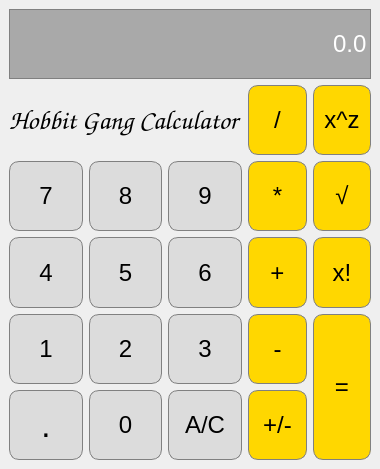
The window that src/Calculator.ui (MichalVisnovsky/Hobbit-Gang-IVS) describes before a commit, drawn with Qt 5.
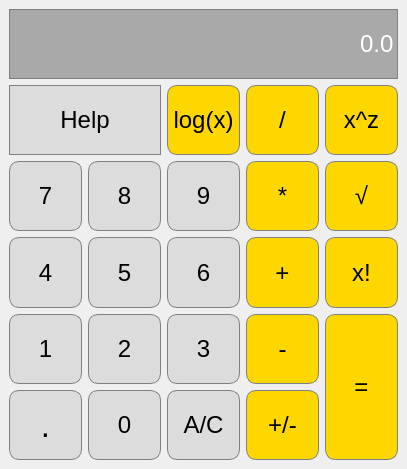
The same window after the commit.

Commit message: Added help and Log(x) buttons

```diff
--- a/src/Calculator.ui
+++ b/src/Calculator.ui
@@ -6,7 +6,7 @@
    <rect>
     <x>0</x>
     <y>0</y>
-    <width>380</width>
+    <width>407</width>
     <height>469</height>
    </rect>
   </property>
@@ -30,8 +30,8 @@
     </font>
    </property>
    <layout class="QGridLayout" name="gridLayout">
-    <item row="0" column="1" colspan="5">
-     <widget class="QLineEdit" name="Display">
+    <item row="6" column="5" rowspan="2">
+     <widget class="QPushButton" name="EqualsButton">
       <property name="sizePolicy">
        <sizepolicy hsizetype="Preferred" vsizetype="Expanding">
         <horstretch>0</horstretch>
@@ -46,22 +46,35 @@
         <bold>false</bold>
        </font>
       </property>
+      <property name="autoFillBackground">
+       <bool>false</bool>
+      </property>
       <property name="styleSheet">
-       <string notr="true">QLineEdit{
-	background-color: #A9A9A9;
+       <string notr="true">QPushButton{
+	background-color: #ffd700;
 	border: 1px solid gray;
-	color: #ffffff;
+	padding:5px;
+	border-radius: 10px;
+}
+QPushButton:hover{
+	background-color: orange;
+	border: 1px solid gray;
+	padding:5px;
+	border-radius: 10px;
+}
+QPushButton:pressed{
+	background-color: #ff7e00;
+	border: 1px solid gray;
+	padding:5px;
+	border-radius: 10px;
 }</string>
       </property>
       <property name="text">
-       <string>0.0</string>
-      </property>
-      <property name="alignment">
-       <set>Qt::AlignRight|Qt::AlignTrailing|Qt::AlignVCenter</set>
+       <string>=</string>
       </property>
      </widget>
     </item>
-    <item row="5" column="2">
+    <item row="6" column="2">
      <widget class="QPushButton" name="NumButton2">
       <property name="sizePolicy">
        <sizepolicy hsizetype="Preferred" vsizetype="Expanding">
@@ -71,6 +84,7 @@
       </property>
       <property name="font">
        <font>
+        <family>Arial</family>
         <pointsize>18</pointsize>
         <weight>50</weight>
         <bold>false</bold>
@@ -104,8 +118,8 @@
       </property>
      </widget>
     </item>
-    <item row="6" column="2">
-     <widget class="QPushButton" name="NumButton0">
+    <item row="7" column="4">
+     <widget class="QPushButton" name="ChangeSignButton">
       <property name="sizePolicy">
        <sizepolicy hsizetype="Preferred" vsizetype="Expanding">
         <horstretch>0</horstretch>
@@ -114,6 +128,7 @@
       </property>
       <property name="font">
        <font>
+        <family>Arial</family>
         <pointsize>18</pointsize>
         <weight>50</weight>
         <bold>false</bold>
@@ -124,45 +139,31 @@
       </property>
       <property name="styleSheet">
        <string notr="true">QPushButton{
-	background-color: #DCDCDC;
+	background-color: #ffd700;
 	border: 1px solid gray;
 	padding:5px;
 	border-radius: 10px;
 }
 QPushButton:hover{
-	background-color: #C0C0C0;
+	background-color: orange;
 	border: 1px solid gray;
 	padding:5px;
 	border-radius: 10px;
 }
 QPushButton:pressed{
-	background-color: #A9A9A9;
+	background-color: #ff7e00;
 	border: 1px solid gray;
 	padding:5px;
 	border-radius: 10px;
 }</string>
       </property>
       <property name="text">
-       <string>0</string>
+       <string>+/-</string>
       </property>
      </widget>
     </item>
-    <item row="1" column="1" colspan="3">
-     <widget class="QLabel" name="label">
-      <property name="font">
-       <font>
-        <family>Comic Sans MS</family>
-        <pointsize>20</pointsize>
-        <strikeout>false</strikeout>
-       </font>
-      </property>
-      <property name="text">
-       <string>Hobbit Gang Calculator</string>
-      </property>
-     </widget>
-    </item>
-    <item row="2" column="4">
-     <widget class="QPushButton" name="MulButton">
+    <item row="4" column="5">
+     <widget class="QPushButton" name="FactButton">
       <property name="sizePolicy">
        <sizepolicy hsizetype="Preferred" vsizetype="Expanding">
         <horstretch>0</horstretch>
@@ -171,6 +172,7 @@
       </property>
       <property name="font">
        <font>
+        <family>Arial</family>
         <pointsize>18</pointsize>
         <weight>50</weight>
         <bold>false</bold>
@@ -200,54 +202,11 @@
 }</string>
       </property>
       <property name="text">
-       <string>*</string>
+       <string>x!</string>
       </property>
      </widget>
     </item>
     <item row="6" column="1">
-     <widget class="QPushButton" name="pointButton">
-      <property name="sizePolicy">
-       <sizepolicy hsizetype="Preferred" vsizetype="Expanding">
-        <horstretch>0</horstretch>
-        <verstretch>0</verstretch>
-       </sizepolicy>
-      </property>
-      <property name="font">
-       <font>
-        <pointsize>25</pointsize>
-        <weight>50</weight>
-        <bold>false</bold>
-       </font>
-      </property>
-      <property name="autoFillBackground">
-       <bool>false</bool>
-      </property>
-      <property name="styleSheet">
-       <string notr="true">QPushButton{
-	background-color: #DCDCDC;
-	border: 1px solid gray;
-	padding:5px;
-	border-radius: 10px;
-}
-QPushButton:hover{
-	background-color: #C0C0C0;
-	border: 1px solid gray;
-	padding:5px;
-	border-radius: 10px;
-}
-QPushButton:pressed{
-	background-color: #A9A9A9;
-	border: 1px solid gray;
-	padding:5px;
-	border-radius: 10px;
-}</string>
-      </property>
-      <property name="text">
-       <string>.</string>
-      </property>
-     </widget>
-    </item>
-    <item row="5" column="1">
      <widget class="QPushButton" name="NumButton1">
       <property name="sizePolicy">
        <sizepolicy hsizetype="Preferred" vsizetype="Expanding">
@@ -257,6 +216,7 @@
       </property>
       <property name="font">
        <font>
+        <family>Arial</family>
         <pointsize>18</pointsize>
         <weight>50</weight>
         <bold>false</bold>
@@ -290,265 +250,7 @@
       </property>
      </widget>
     </item>
-    <item row="2" column="5">
-     <widget class="QPushButton" name="RootButton">
-      <property name="sizePolicy">
-       <sizepolicy hsizetype="Preferred" vsizetype="Expanding">
-        <horstretch>0</horstretch>
-        <verstretch>0</verstretch>
-       </sizepolicy>
-      </property>
-      <property name="font">
-       <font>
-        <pointsize>18</pointsize>
-        <weight>50</weight>
-        <bold>false</bold>
-       </font>
-      </property>
-      <property name="autoFillBackground">
-       <bool>false</bool>
-      </property>
-      <property name="styleSheet">
-       <string notr="true">QPushButton{
-	background-color: #ffd700;
-	border: 1px solid gray;
-	padding:5px;
-	border-radius: 10px;
-}
-QPushButton:hover{
-	background-color: orange;
-	border: 1px solid gray;
-	padding:5px;
-	border-radius: 10px;
-}
-QPushButton:pressed{
-	background-color: #ff7e00;
-	border: 1px solid gray;
-	padding:5px;
-	border-radius: 10px;
-}</string>
-      </property>
-      <property name="text">
-       <string>√</string>
-      </property>
-     </widget>
-    </item>
-    <item row="3" column="3">
-     <widget class="QPushButton" name="NumButton6">
-      <property name="sizePolicy">
-       <sizepolicy hsizetype="Preferred" vsizetype="Expanding">
-        <horstretch>0</horstretch>
-        <verstretch>0</verstretch>
-       </sizepolicy>
-      </property>
-      <property name="font">
-       <font>
-        <pointsize>18</pointsize>
-        <weight>50</weight>
-        <bold>false</bold>
-       </font>
-      </property>
-      <property name="autoFillBackground">
-       <bool>false</bool>
-      </property>
-      <property name="styleSheet">
-       <string notr="true">QPushButton{
-	background-color: #DCDCDC;
-	border: 1px solid gray;
-	padding:5px;
-	border-radius: 10px;
-}
-QPushButton:hover{
-	background-color: #C0C0C0;
-	border: 1px solid gray;
-	padding:5px;
-	border-radius: 10px;
-}
-QPushButton:pressed{
-	background-color: #A9A9A9;
-	border: 1px solid gray;
-	padding:5px;
-	border-radius: 10px;
-}</string>
-      </property>
-      <property name="text">
-       <string>6</string>
-      </property>
-     </widget>
-    </item>
-    <item row="3" column="4">
-     <widget class="QPushButton" name="AddButton">
-      <property name="sizePolicy">
-       <sizepolicy hsizetype="Preferred" vsizetype="Expanding">
-        <horstretch>0</horstretch>
-        <verstretch>0</verstretch>
-       </sizepolicy>
-      </property>
-      <property name="font">
-       <font>
-        <pointsize>18</pointsize>
-        <weight>50</weight>
-        <bold>false</bold>
-       </font>
-      </property>
-      <property name="autoFillBackground">
-       <bool>false</bool>
-      </property>
-      <property name="styleSheet">
-       <string notr="true">QPushButton{
-	background-color: #ffd700;
-	border: 1px solid gray;
-	padding:5px;
-	border-radius: 10px;
-}
-QPushButton:hover{
-	background-color: orange;
-	border: 1px solid gray;
-	padding:5px;
-	border-radius: 10px;
-}
-QPushButton:pressed{
-	background-color: #ff7e00;
-	border: 1px solid gray;
-	padding:5px;
-	border-radius: 10px;
-}</string>
-      </property>
-      <property name="text">
-       <string>+</string>
-      </property>
-     </widget>
-    </item>
     <item row="6" column="3">
-     <widget class="QPushButton" name="ClearButton">
-      <property name="sizePolicy">
-       <sizepolicy hsizetype="Preferred" vsizetype="Expanding">
-        <horstretch>0</horstretch>
-        <verstretch>0</verstretch>
-       </sizepolicy>
-      </property>
-      <property name="font">
-       <font>
-        <pointsize>18</pointsize>
-        <weight>50</weight>
-        <bold>false</bold>
-       </font>
-      </property>
-      <property name="autoFillBackground">
-       <bool>false</bool>
-      </property>
-      <property name="styleSheet">
-       <string notr="true">QPushButton{
-	background-color: #DCDCDC;
-	border: 1px solid gray;
-	padding:5px;
-	border-radius: 10px;
-}
-QPushButton:hover{
-	background-color: #C0C0C0;
-	border: 1px solid gray;
-	padding:5px;
-	border-radius: 10px;
-}
-QPushButton:pressed{
-	background-color: #A9A9A9;
-	border: 1px solid gray;
-	padding:5px;
-	border-radius: 10px;
-}</string>
-      </property>
-      <property name="text">
-       <string>A/C</string>
-      </property>
-     </widget>
-    </item>
-    <item row="2" column="3">
-     <widget class="QPushButton" name="NumButton9">
-      <property name="sizePolicy">
-       <sizepolicy hsizetype="Preferred" vsizetype="Expanding">
-        <horstretch>0</horstretch>
-        <verstretch>0</verstretch>
-       </sizepolicy>
-      </property>
-      <property name="font">
-       <font>
-        <pointsize>18</pointsize>
-        <weight>50</weight>
-        <bold>false</bold>
-       </font>
-      </property>
-      <property name="autoFillBackground">
-       <bool>false</bool>
-      </property>
-      <property name="styleSheet">
-       <string notr="true">QPushButton{
-	background-color: #DCDCDC;
-	border: 1px solid gray;
-	padding:5px;
-	border-radius: 10px;
-}
-QPushButton:hover{
-	background-color: #C0C0C0;
-	border: 1px solid gray;
-	padding:5px;
-	border-radius: 10px;
-}
-QPushButton:pressed{
-	background-color: #A9A9A9;
-	border: 1px solid gray;
-	padding:5px;
-	border-radius: 10px;
-}</string>
-      </property>
-      <property name="text">
-       <string>9</string>
-      </property>
-     </widget>
-    </item>
-    <item row="1" column="4">
-     <widget class="QPushButton" name="DivButton">
-      <property name="sizePolicy">
-       <sizepolicy hsizetype="Preferred" vsizetype="Expanding">
-        <horstretch>0</horstretch>
-        <verstretch>0</verstretch>
-       </sizepolicy>
-      </property>
-      <property name="font">
-       <font>
-        <pointsize>18</pointsize>
-        <weight>50</weight>
-        <bold>false</bold>
-       </font>
-      </property>
-      <property name="autoFillBackground">
-       <bool>false</bool>
-      </property>
-      <property name="styleSheet">
-       <string notr="true">QPushButton{
-	background-color: #ffd700;
-	border: 1px solid gray;
-	padding:5px;
-	border-radius: 10px;
-}
-QPushButton:hover{
-	background-color: orange;
-	border: 1px solid gray;
-	padding:5px;
-	border-radius: 10px;
-}
-QPushButton:pressed{
-	background-color: #ff7e00;
-	border: 1px solid gray;
-	padding:5px;
-	border-radius: 10px;
-}</string>
-      </property>
-      <property name="text">
-       <string>/</string>
-      </property>
-     </widget>
-    </item>
-    <item row="5" column="3">
      <widget class="QPushButton" name="NumButton3">
       <property name="sizePolicy">
        <sizepolicy hsizetype="Preferred" vsizetype="Expanding">
@@ -558,6 +260,7 @@
       </property>
       <property name="font">
        <font>
+        <family>Arial</family>
         <pointsize>18</pointsize>
         <weight>50</weight>
         <bold>false</bold>
@@ -591,8 +294,8 @@
       </property>
      </widget>
     </item>
-    <item row="5" column="5" rowspan="2">
-     <widget class="QPushButton" name="EqualsButton">
+    <item row="3" column="2">
+     <widget class="QPushButton" name="NumButton8">
       <property name="sizePolicy">
        <sizepolicy hsizetype="Preferred" vsizetype="Expanding">
         <horstretch>0</horstretch>
@@ -601,6 +304,7 @@
       </property>
       <property name="font">
        <font>
+        <family>Arial</family>
         <pointsize>18</pointsize>
         <weight>50</weight>
         <bold>false</bold>
@@ -611,31 +315,31 @@
       </property>
       <property name="styleSheet">
        <string notr="true">QPushButton{
-	background-color: #ffd700;
+	background-color: #DCDCDC;
 	border: 1px solid gray;
 	padding:5px;
 	border-radius: 10px;
 }
 QPushButton:hover{
-	background-color: orange;
+	background-color: #C0C0C0;
 	border: 1px solid gray;
 	padding:5px;
 	border-radius: 10px;
 }
 QPushButton:pressed{
-	background-color: #ff7e00;
+	background-color: #A9A9A9;
 	border: 1px solid gray;
 	padding:5px;
 	border-radius: 10px;
 }</string>
       </property>
       <property name="text">
-       <string>=</string>
+       <string>8</string>
       </property>
      </widget>
     </item>
-    <item row="6" column="4">
-     <widget class="QPushButton" name="ChangeSignButton">
+    <item row="3" column="3">
+     <widget class="QPushButton" name="NumButton9">
       <property name="sizePolicy">
        <sizepolicy hsizetype="Preferred" vsizetype="Expanding">
         <horstretch>0</horstretch>
@@ -644,6 +348,7 @@
       </property>
       <property name="font">
        <font>
+        <family>Arial</family>
         <pointsize>18</pointsize>
         <weight>50</weight>
         <bold>false</bold>
@@ -654,69 +359,26 @@
       </property>
       <property name="styleSheet">
        <string notr="true">QPushButton{
-	background-color: #ffd700;
+	background-color: #DCDCDC;
 	border: 1px solid gray;
 	padding:5px;
 	border-radius: 10px;
 }
 QPushButton:hover{
-	background-color: orange;
+	background-color: #C0C0C0;
 	border: 1px solid gray;
 	padding:5px;
 	border-radius: 10px;
 }
 QPushButton:pressed{
-	background-color: #ff7e00;
+	background-color: #A9A9A9;
 	border: 1px solid gray;
 	padding:5px;
 	border-radius: 10px;
 }</string>
       </property>
       <property name="text">
-       <string>+/-</string>
-      </property>
-     </widget>
-    </item>
-    <item row="3" column="5">
-     <widget class="QPushButton" name="FactButton">
-      <property name="sizePolicy">
-       <sizepolicy hsizetype="Preferred" vsizetype="Expanding">
-        <horstretch>0</horstretch>
-        <verstretch>0</verstretch>
-       </sizepolicy>
-      </property>
-      <property name="font">
-       <font>
-        <pointsize>18</pointsize>
-        <weight>50</weight>
-        <bold>false</bold>
-       </font>
-      </property>
-      <property name="autoFillBackground">
-       <bool>false</bool>
-      </property>
-      <property name="styleSheet">
-       <string notr="true">QPushButton{
-	background-color: #ffd700;
-	border: 1px solid gray;
-	padding:5px;
-	border-radius: 10px;
-}
-QPushButton:hover{
-	background-color: orange;
-	border: 1px solid gray;
-	padding:5px;
-	border-radius: 10px;
-}
-QPushButton:pressed{
-	background-color: #ff7e00;
-	border: 1px solid gray;
-	padding:5px;
-	border-radius: 10px;
-}</string>
-      </property>
-      <property name="text">
-       <string>x!</string>
+       <string>9</string>
       </property>
      </widget>
     </item>
@@ -730,6 +392,7 @@
       </property>
       <property name="font">
        <font>
+        <family>Arial</family>
         <pointsize>18</pointsize>
         <weight>50</weight>
         <bold>false</bold>
@@ -763,7 +426,255 @@
       </property>
      </widget>
     </item>
-    <item row="5" column="4">
+    <item row="7" column="2">
+     <widget class="QPushButton" name="NumButton0">
+      <property name="sizePolicy">
+       <sizepolicy hsizetype="Preferred" vsizetype="Expanding">
+        <horstretch>0</horstretch>
+        <verstretch>0</verstretch>
+       </sizepolicy>
+      </property>
+      <property name="font">
+       <font>
+        <family>Arial</family>
+        <pointsize>18</pointsize>
+        <weight>50</weight>
+        <bold>false</bold>
+       </font>
+      </property>
+      <property name="autoFillBackground">
+       <bool>false</bool>
+      </property>
+      <property name="styleSheet">
+       <string notr="true">QPushButton{
+	background-color: #DCDCDC;
+	border: 1px solid gray;
+	padding:5px;
+	border-radius: 10px;
+}
+QPushButton:hover{
+	background-color: #C0C0C0;
+	border: 1px solid gray;
+	padding:5px;
+	border-radius: 10px;
+}
+QPushButton:pressed{
+	background-color: #A9A9A9;
+	border: 1px solid gray;
+	padding:5px;
+	border-radius: 10px;
+}</string>
+      </property>
+      <property name="text">
+       <string>0</string>
+      </property>
+     </widget>
+    </item>
+    <item row="4" column="4">
+     <widget class="QPushButton" name="AddButton">
+      <property name="sizePolicy">
+       <sizepolicy hsizetype="Preferred" vsizetype="Expanding">
+        <horstretch>0</horstretch>
+        <verstretch>0</verstretch>
+       </sizepolicy>
+      </property>
+      <property name="font">
+       <font>
+        <family>Arial</family>
+        <pointsize>18</pointsize>
+        <weight>50</weight>
+        <bold>false</bold>
+       </font>
+      </property>
+      <property name="autoFillBackground">
+       <bool>false</bool>
+      </property>
+      <property name="styleSheet">
+       <string notr="true">QPushButton{
+	background-color: #ffd700;
+	border: 1px solid gray;
+	padding:5px;
+	border-radius: 10px;
+}
+QPushButton:hover{
+	background-color: orange;
+	border: 1px solid gray;
+	padding:5px;
+	border-radius: 10px;
+}
+QPushButton:pressed{
+	background-color: #ff7e00;
+	border: 1px solid gray;
+	padding:5px;
+	border-radius: 10px;
+}</string>
+      </property>
+      <property name="text">
+       <string>+</string>
+      </property>
+     </widget>
+    </item>
+    <item row="4" column="1">
+     <widget class="QPushButton" name="NumButton4">
+      <property name="sizePolicy">
+       <sizepolicy hsizetype="Preferred" vsizetype="Expanding">
+        <horstretch>0</horstretch>
+        <verstretch>0</verstretch>
+       </sizepolicy>
+      </property>
+      <property name="font">
+       <font>
+        <family>Arial</family>
+        <pointsize>18</pointsize>
+        <weight>50</weight>
+        <bold>false</bold>
+       </font>
+      </property>
+      <property name="autoFillBackground">
+       <bool>false</bool>
+      </property>
+      <property name="styleSheet">
+       <string notr="true">QPushButton{
+	background-color: #DCDCDC;
+	border: 1px solid gray;
+	padding:5px;
+	border-radius: 10px;
+}
+QPushButton:hover{
+	background-color: #C0C0C0;
+	border: 1px solid gray;
+	padding:5px;
+	border-radius: 10px;
+}
+QPushButton:pressed{
+	background-color: #A9A9A9;
+	border: 1px solid gray;
+	padding:5px;
+	border-radius: 10px;
+}</string>
+      </property>
+      <property name="text">
+       <string>4</string>
+      </property>
+     </widget>
+    </item>
+    <item row="1" column="3">
+     <widget class="QPushButton" name="LogButton">
+      <property name="sizePolicy">
+       <sizepolicy hsizetype="Preferred" vsizetype="Expanding">
+        <horstretch>0</horstretch>
+        <verstretch>0</verstretch>
+       </sizepolicy>
+      </property>
+      <property name="font">
+       <font>
+        <family>Arial</family>
+        <pointsize>18</pointsize>
+        <weight>50</weight>
+        <bold>false</bold>
+       </font>
+      </property>
+      <property name="styleSheet">
+       <string notr="true">QPushButton{
+	background-color: #ffd700;
+	border: 1px solid gray;
+	padding:5px;
+	border-radius: 10px;
+}
+QPushButton:hover{
+	background-color: orange;
+	border: 1px solid gray;
+	padding:5px;
+	border-radius: 10px;
+}
+QPushButton:pressed{
+	background-color: #ff7e00;
+	border: 1px solid gray;
+	padding:5px;
+	border-radius: 10px;
+}</string>
+      </property>
+      <property name="text">
+       <string>log(x)</string>
+      </property>
+     </widget>
+    </item>
+    <item row="0" column="1" colspan="5">
+     <widget class="QLineEdit" name="Display">
+      <property name="sizePolicy">
+       <sizepolicy hsizetype="Preferred" vsizetype="Expanding">
+        <horstretch>0</horstretch>
+        <verstretch>0</verstretch>
+       </sizepolicy>
+      </property>
+      <property name="font">
+       <font>
+        <family>Arial</family>
+        <pointsize>18</pointsize>
+        <weight>50</weight>
+        <bold>false</bold>
+       </font>
+      </property>
+      <property name="styleSheet">
+       <string notr="true">QLineEdit{
+	background-color: #A9A9A9;
+	border: 1px solid gray;
+	color: #ffffff;
+}</string>
+      </property>
+      <property name="text">
+       <string>0.0</string>
+      </property>
+      <property name="alignment">
+       <set>Qt::AlignRight|Qt::AlignTrailing|Qt::AlignVCenter</set>
+      </property>
+     </widget>
+    </item>
+    <item row="3" column="5">
+     <widget class="QPushButton" name="RootButton">
+      <property name="sizePolicy">
+       <sizepolicy hsizetype="Preferred" vsizetype="Expanding">
+        <horstretch>0</horstretch>
+        <verstretch>0</verstretch>
+       </sizepolicy>
+      </property>
+      <property name="font">
+       <font>
+        <family>Arial</family>
+        <pointsize>18</pointsize>
+        <weight>50</weight>
+        <bold>false</bold>
+       </font>
+      </property>
+      <property name="autoFillBackground">
+       <bool>false</bool>
+      </property>
+      <property name="styleSheet">
+       <string notr="true">QPushButton{
+	background-color: #ffd700;
+	border: 1px solid gray;
+	padding:5px;
+	border-radius: 10px;
+}
+QPushButton:hover{
+	background-color: orange;
+	border: 1px solid gray;
+	padding:5px;
+	border-radius: 10px;
+}
+QPushButton:pressed{
+	background-color: #ff7e00;
+	border: 1px solid gray;
+	padding:5px;
+	border-radius: 10px;
+}</string>
+      </property>
+      <property name="text">
+       <string>√</string>
+      </property>
+     </widget>
+    </item>
+    <item row="6" column="4">
      <widget class="QPushButton" name="SubButton">
       <property name="sizePolicy">
        <sizepolicy hsizetype="Preferred" vsizetype="Expanding">
@@ -773,6 +684,7 @@
       </property>
       <property name="font">
        <font>
+        <family>Arial</family>
         <pointsize>18</pointsize>
         <weight>50</weight>
         <bold>false</bold>
@@ -806,7 +718,7 @@
       </property>
      </widget>
     </item>
-    <item row="3" column="2">
+    <item row="4" column="2">
      <widget class="QPushButton" name="NumButton5">
       <property name="sizePolicy">
        <sizepolicy hsizetype="Preferred" vsizetype="Expanding">
@@ -816,6 +728,7 @@
       </property>
       <property name="font">
        <font>
+        <family>Arial</family>
         <pointsize>18</pointsize>
         <weight>50</weight>
         <bold>false</bold>
@@ -849,93 +762,51 @@
       </property>
      </widget>
     </item>
+    <item row="4" column="3">
+     <widget class="QPushButton" name="NumButton6">
+      <property name="sizePolicy">
+       <sizepolicy hsizetype="Preferred" vsizetype="Expanding">
+        <horstretch>0</horstretch>
+        <verstretch>0</verstretch>
+       </sizepolicy>
+      </property>
+      <property name="font">
+       <font>
+        <family>Arial</family>
+        <pointsize>18</pointsize>
+        <weight>50</weight>
+        <bold>false</bold>
+       </font>
+      </property>
+      <property name="autoFillBackground">
+       <bool>false</bool>
+      </property>
+      <property name="styleSheet">
+       <string notr="true">QPushButton{
+	background-color: #DCDCDC;
+	border: 1px solid gray;
+	padding:5px;
+	border-radius: 10px;
+}
+QPushButton:hover{
+	background-color: #C0C0C0;
+	border: 1px solid gray;
+	padding:5px;
+	border-radius: 10px;
+}
+QPushButton:pressed{
+	background-color: #A9A9A9;
+	border: 1px solid gray;
+	padding:5px;
+	border-radius: 10px;
+}</string>
+      </property>
+      <property name="text">
+       <string>6</string>
+      </property>
+     </widget>
+    </item>
     <item row="3" column="1">
-     <widget class="QPushButton" name="NumButton4">
-      <property name="sizePolicy">
-       <sizepolicy hsizetype="Preferred" vsizetype="Expanding">
-        <horstretch>0</horstretch>
-        <verstretch>0</verstretch>
-       </sizepolicy>
-      </property>
-      <property name="font">
-       <font>
-        <pointsize>18</pointsize>
-        <weight>50</weight>
-        <bold>false</bold>
-       </font>
-      </property>
-      <property name="autoFillBackground">
-       <bool>false</bool>
-      </property>
-      <property name="styleSheet">
-       <string notr="true">QPushButton{
-	background-color: #DCDCDC;
-	border: 1px solid gray;
-	padding:5px;
-	border-radius: 10px;
-}
-QPushButton:hover{
-	background-color: #C0C0C0;
-	border: 1px solid gray;
-	padding:5px;
-	border-radius: 10px;
-}
-QPushButton:pressed{
-	background-color: #A9A9A9;
-	border: 1px solid gray;
-	padding:5px;
-	border-radius: 10px;
-}</string>
-      </property>
-      <property name="text">
-       <string>4</string>
-      </property>
-     </widget>
-    </item>
-    <item row="2" column="2">
-     <widget class="QPushButton" name="NumButton8">
-      <property name="sizePolicy">
-       <sizepolicy hsizetype="Preferred" vsizetype="Expanding">
-        <horstretch>0</horstretch>
-        <verstretch>0</verstretch>
-       </sizepolicy>
-      </property>
-      <property name="font">
-       <font>
-        <pointsize>18</pointsize>
-        <weight>50</weight>
-        <bold>false</bold>
-       </font>
-      </property>
-      <property name="autoFillBackground">
-       <bool>false</bool>
-      </property>
-      <property name="styleSheet">
-       <string notr="true">QPushButton{
-	background-color: #DCDCDC;
-	border: 1px solid gray;
-	padding:5px;
-	border-radius: 10px;
-}
-QPushButton:hover{
-	background-color: #C0C0C0;
-	border: 1px solid gray;
-	padding:5px;
-	border-radius: 10px;
-}
-QPushButton:pressed{
-	background-color: #A9A9A9;
-	border: 1px solid gray;
-	padding:5px;
-	border-radius: 10px;
-}</string>
-      </property>
-      <property name="text">
-       <string>8</string>
-      </property>
-     </widget>
-    </item>
-    <item row="2" column="1">
      <widget class="QPushButton" name="NumButton7">
       <property name="sizePolicy">
        <sizepolicy hsizetype="Preferred" vsizetype="Expanding">
@@ -945,6 +816,7 @@
       </property>
       <property name="font">
        <font>
+        <family>Arial</family>
         <pointsize>18</pointsize>
         <weight>50</weight>
         <bold>false</bold>
@@ -978,6 +850,220 @@
       </property>
      </widget>
     </item>
+    <item row="7" column="3">
+     <widget class="QPushButton" name="ClearButton">
+      <property name="sizePolicy">
+       <sizepolicy hsizetype="Preferred" vsizetype="Expanding">
+        <horstretch>0</horstretch>
+        <verstretch>0</verstretch>
+       </sizepolicy>
+      </property>
+      <property name="font">
+       <font>
+        <family>Arial</family>
+        <pointsize>18</pointsize>
+        <weight>50</weight>
+        <bold>false</bold>
+       </font>
+      </property>
+      <property name="autoFillBackground">
+       <bool>false</bool>
+      </property>
+      <property name="styleSheet">
+       <string notr="true">QPushButton{
+	background-color: #DCDCDC;
+	border: 1px solid gray;
+	padding:5px;
+	border-radius: 10px;
+}
+QPushButton:hover{
+	background-color: #C0C0C0;
+	border: 1px solid gray;
+	padding:5px;
+	border-radius: 10px;
+}
+QPushButton:pressed{
+	background-color: #A9A9A9;
+	border: 1px solid gray;
+	padding:5px;
+	border-radius: 10px;
+}</string>
+      </property>
+      <property name="text">
+       <string>A/C</string>
+      </property>
+     </widget>
+    </item>
+    <item row="3" column="4">
+     <widget class="QPushButton" name="MulButton">
+      <property name="sizePolicy">
+       <sizepolicy hsizetype="Preferred" vsizetype="Expanding">
+        <horstretch>0</horstretch>
+        <verstretch>0</verstretch>
+       </sizepolicy>
+      </property>
+      <property name="font">
+       <font>
+        <family>Arial</family>
+        <pointsize>18</pointsize>
+        <weight>50</weight>
+        <bold>false</bold>
+       </font>
+      </property>
+      <property name="autoFillBackground">
+       <bool>false</bool>
+      </property>
+      <property name="styleSheet">
+       <string notr="true">QPushButton{
+	background-color: #ffd700;
+	border: 1px solid gray;
+	padding:5px;
+	border-radius: 10px;
+}
+QPushButton:hover{
+	background-color: orange;
+	border: 1px solid gray;
+	padding:5px;
+	border-radius: 10px;
+}
+QPushButton:pressed{
+	background-color: #ff7e00;
+	border: 1px solid gray;
+	padding:5px;
+	border-radius: 10px;
+}</string>
+      </property>
+      <property name="text">
+       <string>*</string>
+      </property>
+     </widget>
+    </item>
+    <item row="7" column="1">
+     <widget class="QPushButton" name="pointButton">
+      <property name="sizePolicy">
+       <sizepolicy hsizetype="Preferred" vsizetype="Expanding">
+        <horstretch>0</horstretch>
+        <verstretch>0</verstretch>
+       </sizepolicy>
+      </property>
+      <property name="font">
+       <font>
+        <family>Arial</family>
+        <pointsize>25</pointsize>
+        <weight>50</weight>
+        <bold>false</bold>
+       </font>
+      </property>
+      <property name="autoFillBackground">
+       <bool>false</bool>
+      </property>
+      <property name="styleSheet">
+       <string notr="true">QPushButton{
+	background-color: #DCDCDC;
+	border: 1px solid gray;
+	padding:5px;
+	border-radius: 10px;
+}
+QPushButton:hover{
+	background-color: #C0C0C0;
+	border: 1px solid gray;
+	padding:5px;
+	border-radius: 10px;
+}
+QPushButton:pressed{
+	background-color: #A9A9A9;
+	border: 1px solid gray;
+	padding:5px;
+	border-radius: 10px;
+}</string>
+      </property>
+      <property name="text">
+       <string>.</string>
+      </property>
+     </widget>
+    </item>
+    <item row="1" column="4">
+     <widget class="QPushButton" name="DivButton">
+      <property name="sizePolicy">
+       <sizepolicy hsizetype="Preferred" vsizetype="Expanding">
+        <horstretch>0</horstretch>
+        <verstretch>0</verstretch>
+       </sizepolicy>
+      </property>
+      <property name="font">
+       <font>
+        <family>Arial</family>
+        <pointsize>18</pointsize>
+        <weight>50</weight>
+        <bold>false</bold>
+       </font>
+      </property>
+      <property name="autoFillBackground">
+       <bool>false</bool>
+      </property>
+      <property name="styleSheet">
+       <string notr="true">QPushButton{
+	background-color: #ffd700;
+	border: 1px solid gray;
+	padding:5px;
+	border-radius: 10px;
+}
+QPushButton:hover{
+	background-color: orange;
+	border: 1px solid gray;
+	padding:5px;
+	border-radius: 10px;
+}
+QPushButton:pressed{
+	background-color: #ff7e00;
+	border: 1px solid gray;
+	padding:5px;
+	border-radius: 10px;
+}</string>
+      </property>
+      <property name="text">
+       <string>/</string>
+      </property>
+     </widget>
+    </item>
+    <item row="1" column="1" colspan="2">
+     <widget class="QPushButton" name="HelpButton">
+      <property name="sizePolicy">
+       <sizepolicy hsizetype="Preferred" vsizetype="Expanding">
+        <horstretch>0</horstretch>
+        <verstretch>0</verstretch>
+       </sizepolicy>
+      </property>
+      <property name="font">
+       <font>
+        <family>Arial</family>
+        <pointsize>18</pointsize>
+        <weight>50</weight>
+        <bold>false</bold>
+       </font>
+      </property>
+      <property name="styleSheet">
+       <string notr="true">QPushButton{
+	background-color: #DCDCDC;
+	border: 1px solid gray;
+	padding:5px;
+}
+QPushButton:hover{
+	background-color: #C0C0C0;
+	border: 1px solid gray;
+	padding:5px;
+}
+QPushButton:pressed{
+	background-color: #A9A9A9;
+	border: 1px solid gray;
+	padding:5px;
+}</string>
+      </property>
+      <property name="text">
+       <string>Help</string>
+      </property>
+     </widget>
+    </item>
    </layout>
   </widget>
  </widget>
```
